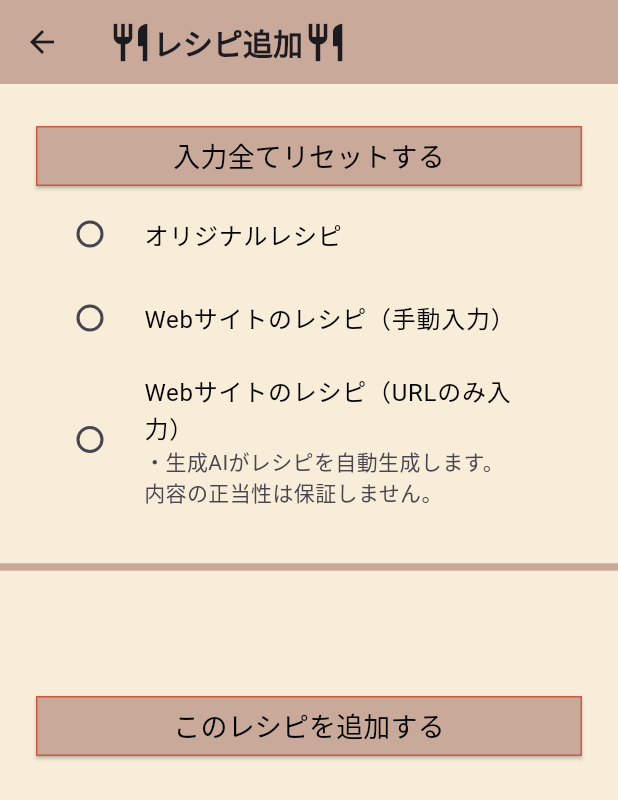
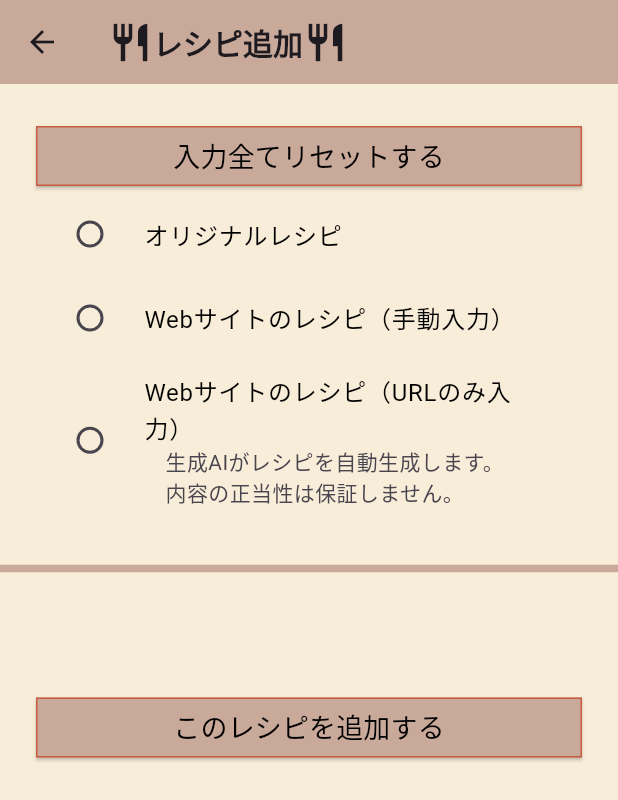
Before and after one commit to TikTakSick/cook-helper, a Flutter app: the RecipeAddPage screen opened directly, on a phone screen of 412 x 824 dp. Shown: the top 800 px of the screen. Run offline on Flutter 3.47's test engine with Material 3 defaults, Android fonts, the phone set to English and light mode, and no system bars; our stand-ins replace community_material_icon, firebase_auth, firebase_core, flutter_riverpod, gap; missing offline and left inert: auto_size_text_field; accounts and stored records are empty.

Commit message:
edit comments

```diff
--- a/mobile_app/lib/views/pages/my_page.dart
+++ b/mobile_app/lib/views/pages/my_page.dart
@@ -3,7 +3,7 @@ import 'package:community_material_icon/community_material_icon.dart';
 import 'package:flutter_riverpod/flutter_riverpod.dart';
 import 'package:gap/gap.dart';
 
-// views_utils
+// utils
 import '../utils/page_title.dart';
 import '../utils/colors.dart';
 import '../utils/text_styles.dart';
@@ -12,6 +12,7 @@ import '../utils/text_styles.dart';
 import '../../controllers/pages/my_page_controller.dart';
 import '../../controllers/auth_controller.dart';
 
+// BottomeNavigationBarItemの設定
 const recipeAddPageValue = 0;
 const randomRecipePageValue = 1;
 const settingPageValue = 2;
@@ -25,7 +26,7 @@ const Map<int, BottomNavigationBarItem> bottomNavigationBarItemMap = {
       BottomNavigationBarItem(label: "設定", icon: Icon(Icons.settings)),
 };
 
-// ホーム画面用Widget
+// マイページ画面用Widget
 class MyPage extends ConsumerWidget {
   const MyPage({super.key});
 
--- a/mobile_app/lib/views/pages/recipe_add_page.dart
+++ b/mobile_app/lib/views/pages/recipe_add_page.dart
@@ -3,7 +3,7 @@ import 'package:auto_size_text_field/auto_size_text_field.dart';
 import 'package:flutter_riverpod/flutter_riverpod.dart';
 import 'package:gap/gap.dart';
 
-// views_utils
+// utils
 import '../utils/page_title.dart';
 import '../utils/colors.dart';
 import '../utils/text_styles.dart';
@@ -87,7 +87,7 @@ class RecipeAddPageState extends ConsumerState<RecipeAddPage> {
     });
   }
 
-  // RaioListTileのvalueを変更する．
+  // RadioListTileのvalueを変更する．
   void _changeRadioValue(value) {
     setState(() {
       _selectedValue = value;
@@ -180,7 +180,7 @@ class RecipeAddPageState extends ConsumerState<RecipeAddPage> {
                               title: const Text("Webサイトのレシピ（URLのみ入力）",
                                   style: radioListTileTextStyle),
                               subtitle: const Text(
-                                  "・生成AIがレシピを自動生成します。\n内容の正当性は保証しません。"),
+                                  "　生成AIがレシピを自動生成します。\n　内容の正当性は保証しません。"),
                               activeColor: CommonColors.primaryColor,
                               value: _webRecipeAutoGeneratedByAI,
                               groupValue: _selectedValue,
```
Also changed, not shown: 1 other file.
